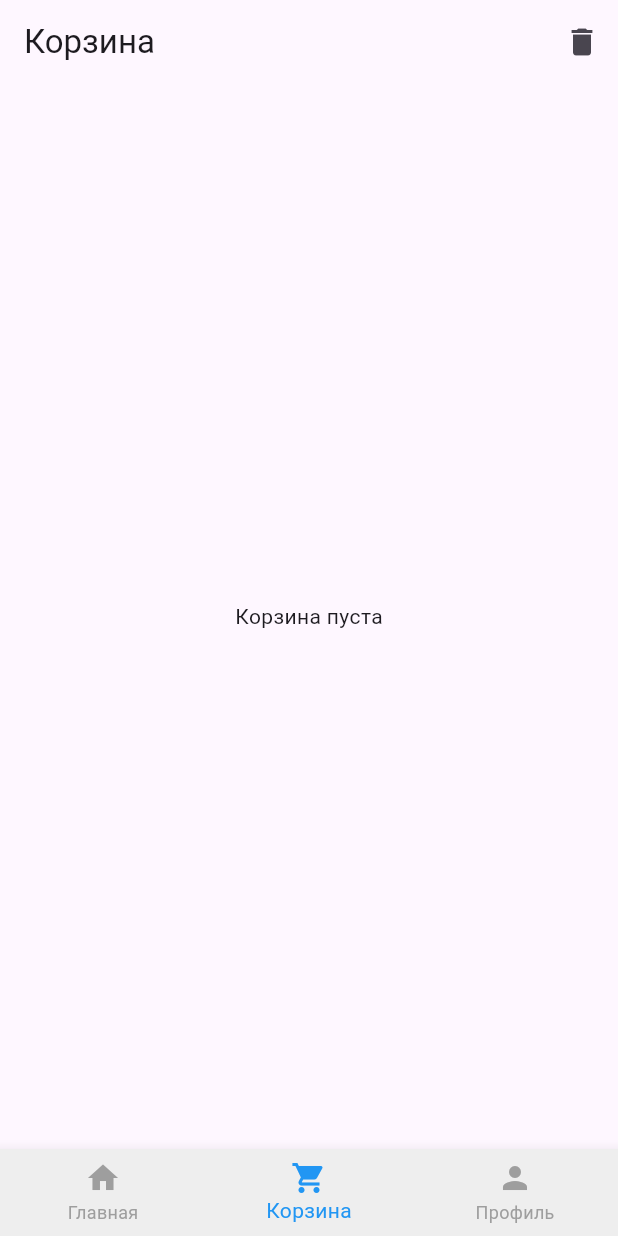
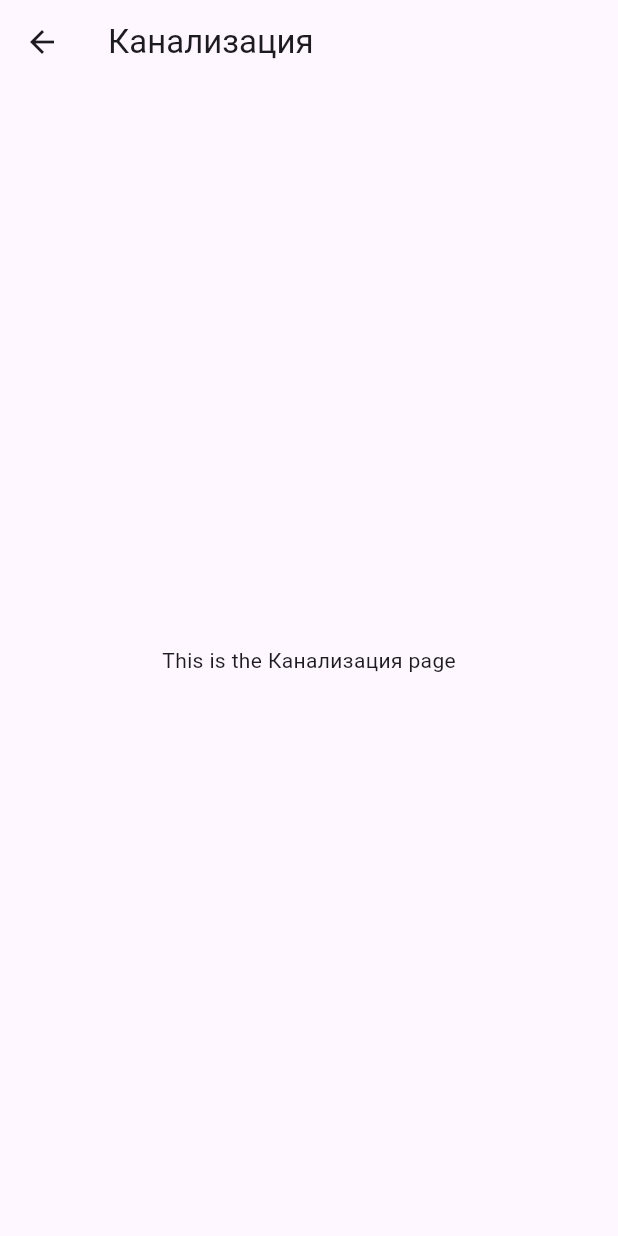
Before and after one commit to P4uil/teplo_voda_store, a Flutter app: the TabBarViewWidget screen opened directly, after a tap on "Канализация", on a phone screen of 412 x 824 dp. Run offline on Flutter 3.47's test engine with Material 3 defaults, Android fonts, the phone set to English and light mode, and no system bars; our stand-ins replace bloc, equatable, flutter_bloc.

Commit message:
new interface

```diff
--- a/lib/components/tabbar/tabbar.dart
+++ b/lib/components/tabbar/tabbar.dart
@@ -3,6 +3,7 @@ import 'package:flutter_bloc/flutter_bloc.dart';
 import 'package:teplo_voda_store/components/tabbar/bloc/tabbar_bloc.dart';
 import 'package:teplo_voda_store/pages/profile/profile_view.dart';
 import 'package:teplo_voda_store/pages/store/store_view.dart';
+import 'package:teplo_voda_store/pages/sewer/sewer_view.dart';
 import '../../pages/cart/cart_view.dart';
 
 class TabBarViewWidget extends StatefulWidget {
@@ -38,11 +39,19 @@ class _TabBarViewWidgetState extends State<TabBarViewWidget> {
           },
           child: PageView(
             controller: _pageController,
-            physics: const NeverScrollableScrollPhysics(), // Отключить свайпы
-            children: const [
-              StoreView(),
-              CartView(),
-              ProfileView(),
+            physics: const NeverScrollableScrollPhysics(), // Disable swiping
+            children: [
+              StoreView(onSectionSelected: (index) {
+                if (index == 3) {
+                  // Assuming index 3 is for "Канализация"
+                  Navigator.push(
+                    context,
+                    MaterialPageRoute(builder: (context) => const SewerView()),
+                  );
+                }
+              }),
+              const CartView(),
+              const ProfileView(),
             ],
           ),
         ),
@@ -63,7 +72,7 @@ class _TabBarViewWidgetState extends State<TabBarViewWidget> {
                 items: const [
                   BottomNavigationBarItem(
                     icon: Icon(Icons.home),
-                    label: 'Главная',
+                    label: 'Магазин',
                   ),
                   BottomNavigationBarItem(
                     icon: Icon(Icons.shopping_cart),
--- /dev/null
+++ b/lib/pages/sewer/sewer_view.dart
@@ -0,0 +1,17 @@
+import 'package:flutter/material.dart';
+
+class SewerView extends StatelessWidget {
+  const SewerView({super.key});
+
+  @override
+  Widget build(BuildContext context) {
+    return Scaffold(
+      appBar: AppBar(
+        title: const Text('Канализация'),
+      ),
+      body: Center(
+        child: const Text('This is the Канализация page'),
+      ),
+    );
+  }
+}
--- a/lib/pages/store/store_view.dart
+++ b/lib/pages/store/store_view.dart
@@ -1,21 +1,15 @@
 import 'package:flutter/material.dart';
-import 'package:flutter_bloc/flutter_bloc.dart';
-import 'package:teplo_voda_store/components/tabbar/bloc/tabbar_bloc.dart';
-import 'package:teplo_voda_store/pages/catalog/bloc/catalog_bloc.dart';
+import 'package:teplo_voda_store/pages/sewer/sewer_view.dart';
 import 'package:url_launcher/url_launcher.dart';
 
-class StoreView extends StatefulWidget {
-  const StoreView({super.key});
+class StoreView extends StatelessWidget {
+  final Function(int) onSectionSelected;
 
-  @override
-  _StoreViewState createState() => _StoreViewState();
-}
+  const StoreView({super.key, required this.onSectionSelected});
 
-class _StoreViewState extends State<StoreView> {
-  final List<Map<String, String>> sections = [
+  static const List<Map<String, String>> sections = [
     {'title': 'Канализация', 'icon': 'assets/icons/na.png'},
-    {'title': 'Задвижки', 'icon': 'assets/icons/na.png'},
-    // Добавьте остальные разделы...
+    // Add other sections...
   ];
 
   @override
@@ -51,7 +45,7 @@ class _StoreViewState extends State<StoreView> {
             padding: const EdgeInsets.all(16.0),
             child: InkWell(
               onTap: () {
-                // context.read<TabBarBloc>().add(SwitchTabEvent(2)); //! old functional do not delete
+                // Implement search functionality here
               },
               child: Container(
                 padding:
@@ -74,12 +68,12 @@ class _StoreViewState extends State<StoreView> {
               ),
             ),
           ),
-          // Плашка "Заказать по телефону"
+          // "Order by phone" banner
           Padding(
             padding: const EdgeInsets.symmetric(horizontal: 16.0),
             child: InkWell(
               onTap: () {
-                // Открыть выезжающее окно
+                // Open a modal bottom sheet
                 showModalBottomSheet(
                   context: context,
                   isScrollControlled: true,
@@ -139,7 +133,7 @@ class _StoreViewState extends State<StoreView> {
               ),
             ),
           ),
-          // Сетка разделов
+          // Sections grid
           Expanded(
             child: GridView.builder(
               padding: const EdgeInsets.all(16.0),
@@ -155,10 +149,14 @@ class _StoreViewState extends State<StoreView> {
                 return InkWell(
                   onTap: () {
                     final title = section['title'];
-                    context.read<TabBarBloc>().add(SwitchTabEvent(1));
-                    context
-                        .read<CatalogBloc>()
-                        .add(SelectCatalogSectionEvent(title!));
+                    if (title == 'Канализация') {
+                      Navigator.push(
+                        context,
+                        MaterialPageRoute(
+                            builder: (context) => const SewerView()),
+                      );
+                    }
+                    // Implement other section navigation here
                   },
                   child: Column(
                     children: [
```
Also changed, not shown: lib/pages/catalog/pages/sewerage.dart (deleted, +0 -15 lines).
